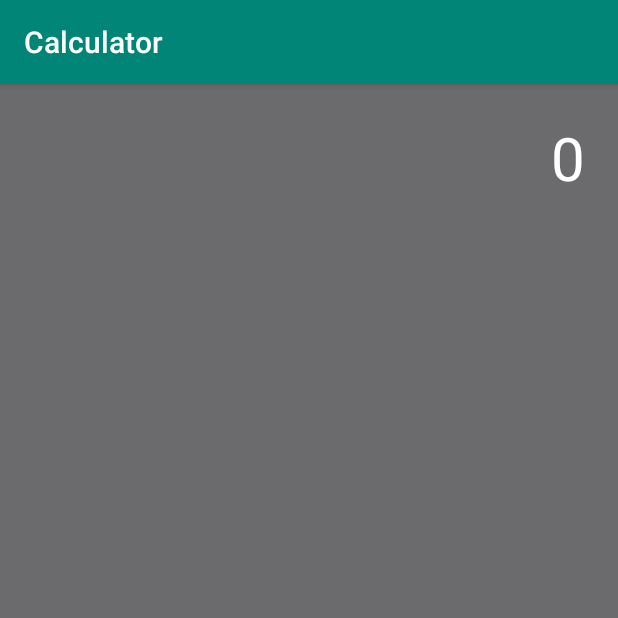
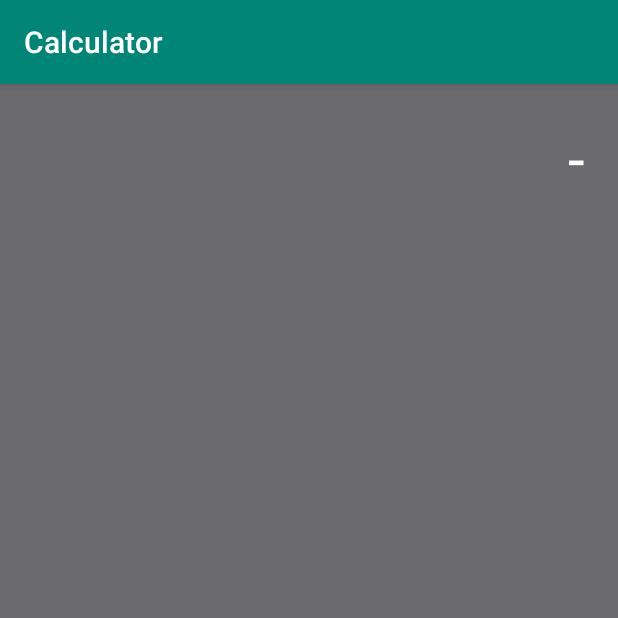
Before and after one commit to Pedestal19/Calculator_Demo, an Android app: the screen it shows after launch (MainActivity), after a tap on "+/-", on a phone screen of 412 x 824 dp, the top half of it. Run offline under Robolectric (Android 15) with nearby library versions, the phone set to English and light mode, and no system bars.

Commit message:
click event handler complete

```diff
--- a/app/src/main/java/com/example/calculator/MainActivity.kt
+++ b/app/src/main/java/com/example/calculator/MainActivity.kt
@@ -57,5 +57,7 @@ class MainActivity : AppCompatActivity() {
                 buClickValue="-"+buClickValue
             }
         }
+
+        et_showNumber.setText(buClickValue)
     }
 }
```
